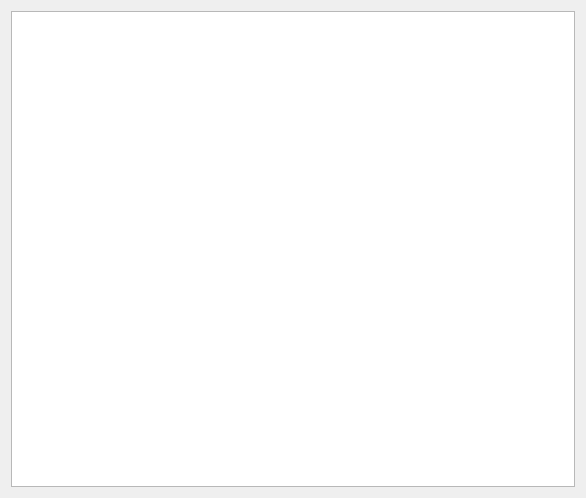
This is widget.ui in dsitd/coffee as Qt 5 draws it before an edit. The edited form follows.
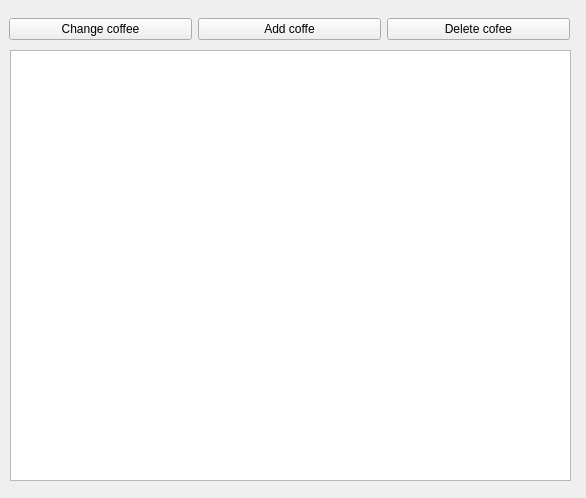
This is the edited form.

```diff
--- a/widget.ui
+++ b/widget.ui
@@ -13,11 +13,49 @@
   <property name="windowTitle">
    <string>Form</string>
   </property>
-  <layout class="QVBoxLayout" name="verticalLayout">
-   <item>
-    <widget class="QTableWidget" name="tableWidget"/>
-   </item>
-  </layout>
+  <widget class="QTableWidget" name="tableWidget">
+   <property name="geometry">
+    <rect>
+     <x>10</x>
+     <y>50</y>
+     <width>561</width>
+     <height>431</height>
+    </rect>
+   </property>
+  </widget>
+  <widget class="QWidget" name="">
+   <property name="geometry">
+    <rect>
+     <x>9</x>
+     <y>9</y>
+     <width>561</width>
+     <height>41</height>
+    </rect>
+   </property>
+   <layout class="QHBoxLayout" name="horizontalLayout">
+    <item>
+     <widget class="QPushButton" name="pushButton_2">
+      <property name="text">
+       <string>Change coffee</string>
+      </property>
+     </widget>
+    </item>
+    <item>
+     <widget class="QPushButton" name="pushButton">
+      <property name="text">
+       <string>Add coffe</string>
+      </property>
+     </widget>
+    </item>
+    <item>
+     <widget class="QPushButton" name="pushButton_3">
+      <property name="text">
+       <string>Delete cofee</string>
+      </property>
+     </widget>
+    </item>
+   </layout>
+  </widget>
  </widget>
  <resources/>
  <connections/>
```
